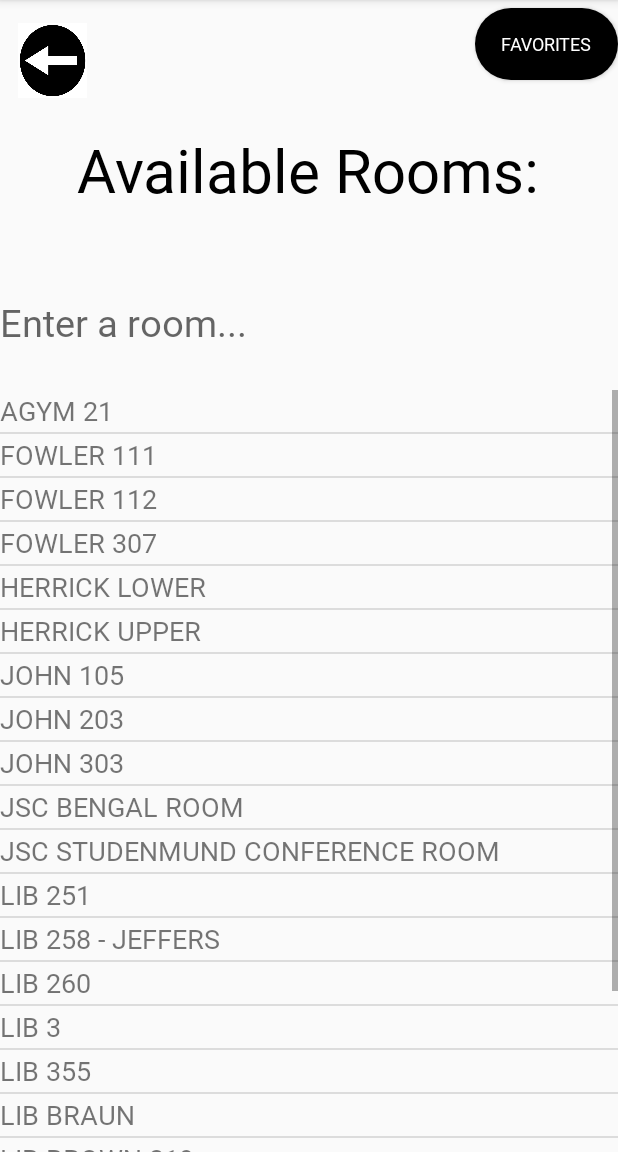
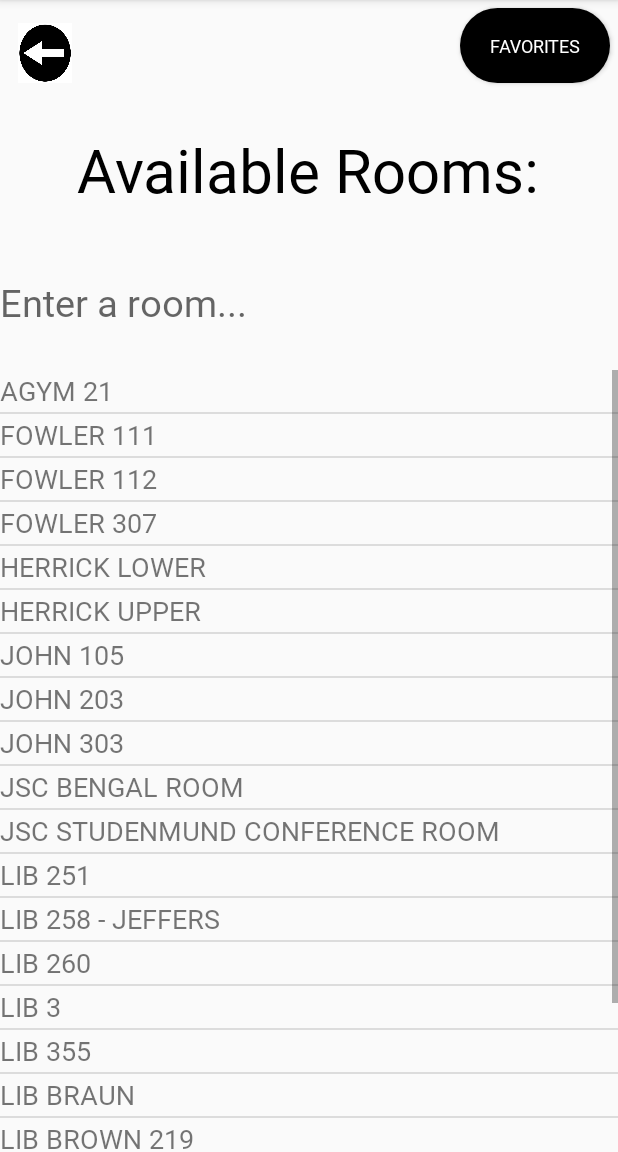
Before and after one commit to crzeller11/RoomFndr, an Android app: the SearchActivity screen opened directly, with no data from a screen before it, on a phone screen of 412 x 824 dp, the part 84-1236 px from its top. Run offline under Robolectric (Android 15) with nearby library versions, the phone set to English and light mode, and no system bars.

Commit message:
Design changes to all activities
Unified black/white design with custom buttons and unique font

```diff
--- a/app/src/main/java/com/example/chloerainezeller/roomfndr/DatabaseHelper.java
+++ b/app/src/main/java/com/example/chloerainezeller/roomfndr/DatabaseHelper.java
@@ -17,8 +17,6 @@ public class DatabaseHelper extends SQLiteOpenHelper{
     //column names
     public static final String COL_1 = "ID";
     public static final String COL_2 = "ROOMNAME";
-    public static final String COL_3 = "BUILDING";
-    public static final String COL_4 = "ROOMNUMBER";
 
     public DatabaseHelper(Context context){
         super(context,DATABASE_NAME, null,1);
@@ -38,12 +36,12 @@ public class DatabaseHelper extends SQLiteOpenHelper{
     }
     public boolean insertData(String roomname){
         SQLiteDatabase db = this.getWritableDatabase();
-        ContentValues cv= new ContentValues();
+        ContentValues cv = new ContentValues();
 
         cv.put(COL_2,roomname);
 
         long result = db.insert(TABLE_NAME, null,cv);
-        return (result!=-1);
+        return (result != -1);
     }
     public Cursor getAllData(){
         SQLiteDatabase db = this.getWritableDatabase();
--- a/app/src/main/res/drawable/small_button.xml
+++ b/app/src/main/res/drawable/small_button.xml
@@ -16,7 +16,7 @@
                 android:top="0dp"
                 android:bottom="0dp"/>
             <size
-                android:height="25dp"
+                android:height="18dp"
                 android:width="95dp"/>
 
         </shape>
--- a/app/src/main/res/layout/activity_main.xml
+++ b/app/src/main/res/layout/activity_main.xml
@@ -19,7 +19,7 @@
     <Button
         android:id="@+id/findRoomButton"
         android:layout_width="180dp"
-        android:layout_height="50dp"
+        android:layout_height="35dp"
         android:textSize="15sp"
         android:layout_alignParentBottom="true"
         android:layout_centerHorizontal="true"
@@ -35,7 +35,7 @@
     <Button
         android:id="@+id/roomRequestButton"
         android:layout_width="180dp"
-        android:layout_height="50dp"
+        android:layout_height="35dp"
         android:textSize="15sp"
         android:layout_alignParentBottom="true"
         android:layout_centerHorizontal="true"
--- a/app/src/main/res/layout/favorites_activity.xml
+++ b/app/src/main/res/layout/favorites_activity.xml
@@ -8,8 +8,8 @@
 
     <ImageButton
         android:id="@+id/backButtonFavorites"
-        android:layout_width="70dp"
-        android:layout_height="70dp"
+        android:layout_width="60dp"
+        android:layout_height="60dp"
         android:layout_alignParentStart="true"
         android:layout_marginTop="5dp"
         android:layout_alignParentTop="true"
@@ -27,6 +27,7 @@
         android:layout_alignParentTop="true"
         android:layout_centerHorizontal="true"
         android:layout_marginTop="68dp"
+        android:fontFamily="@font/main_light"
         android:text="@string/my_favorite_rooms"
         android:textSize="30sp" />
 
--- a/app/src/main/res/layout/search_activity.xml
+++ b/app/src/main/res/layout/search_activity.xml
@@ -7,11 +7,12 @@
 
     <Button
         android:id="@+id/favoritesButton"
-        android:layout_width="wrap_content"
-        android:layout_height="wrap_content"
+        android:layout_width="100dp"
+        android:layout_height="50dp"
         android:layout_alignParentEnd="true"
         android:layout_alignParentTop="true"
         android:text="@string/favorites"
+        android:layout_marginRight="5dp"
         android:textColor="@color/white"
         android:textSize="12sp"
         android:fontFamily="@font/main_bold"
@@ -21,8 +22,8 @@
 
     <ImageButton
         android:id="@+id/backButtonSearch"
-        android:layout_width="70dp"
-        android:layout_height="70dp"
+        android:layout_width="60dp"
+        android:layout_height="60dp"
         android:layout_alignParentStart="true"
         android:layout_marginTop="5dp"
         android:layout_alignParentTop="true"
@@ -53,7 +54,7 @@
         android:layout_height="wrap_content"
         android:layout_alignParentStart="true"
         android:layout_alignParentTop="true"
-        android:layout_marginTop="197dp"
+        android:layout_marginTop="184dp"
         android:background="@android:color/transparent"
         android:ems="10"
         android:fontFamily="@font/main_light"
--- a/app/src/main/res/layout/search_result_activity.xml
+++ b/app/src/main/res/layout/search_result_activity.xml
@@ -19,8 +19,8 @@
 
     <ImageButton
         android:id="@+id/backButtonSearchResult"
-        android:layout_width="70dp"
-        android:layout_height="70dp"
+        android:layout_width="60dp"
+        android:layout_height="60dp"
         android:layout_alignParentStart="true"
         android:layout_marginTop="5dp"
         android:layout_alignParentTop="true"
--- a/app/src/main/res/values/strings.xml
+++ b/app/src/main/res/values/strings.xml
@@ -16,4 +16,5 @@
     <string name="room_name">Room Name</string>
     <string name="hint">Enter a room...</string>
     <string name="back_arrow"><b>←</b></string>
+    <string name="available">Room Availability</string>
 </resources>
```
Also changed, not shown: app/src/main/res/layout/favorites_list_item.xml (added, +32 -0 lines).
